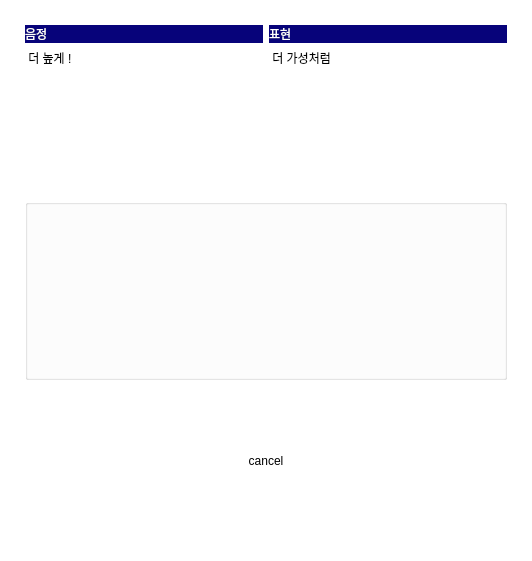
Above: UI/uiFiles/Recording.ui from Hperigee/vocalMaximum before the change. Below: the same form after it.
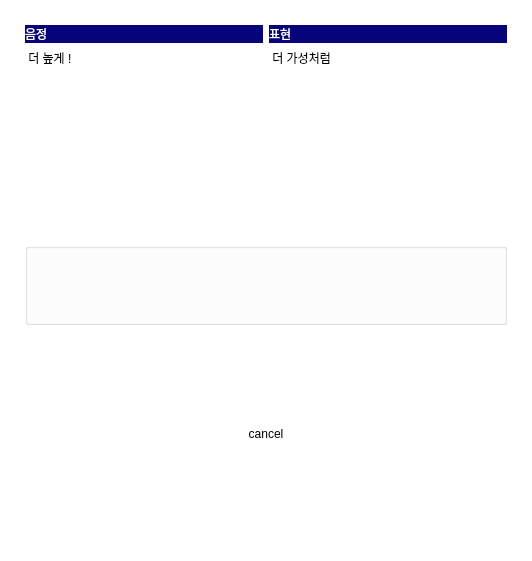
That is the form after the change. Icons and pictures are not drawn.

What changed in the file:
```diff
--- a/UI/uiFiles/Recording.ui
+++ b/UI/uiFiles/Recording.ui
@@ -152,7 +152,7 @@
        <property name="sizePolicy">
         <sizepolicy hsizetype="Preferred" vsizetype="Preferred">
          <horstretch>2</horstretch>
-         <verstretch>6</verstretch>
+         <verstretch>2</verstretch>
         </sizepolicy>
        </property>
        <property name="title">
```
Left out of the diff: 4 changed lines with no effect on the pictures.
